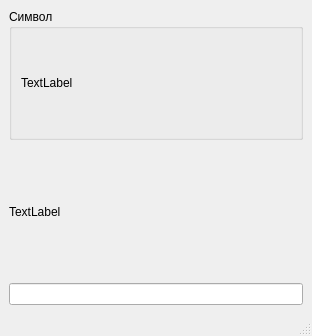
First picture: the form in gui.ui, repository Apazidii/Hangul_tutor, before the edit.
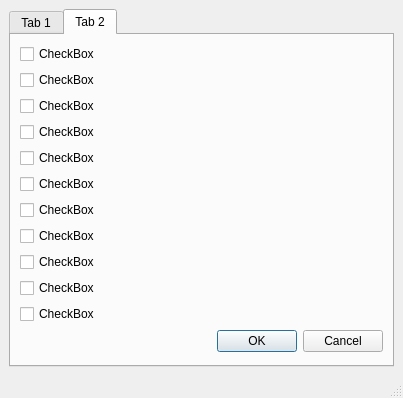
Second picture: the form after the edit.

```diff
--- a/gui.ui
+++ b/gui.ui
@@ -6,8 +6,8 @@
    <rect>
     <x>0</x>
     <y>0</y>
-    <width>312</width>
-    <height>336</height>
+    <width>403</width>
+    <height>398</height>
    </rect>
   </property>
   <property name="windowTitle">
@@ -16,31 +16,123 @@
   <widget class="QWidget" name="centralwidget">
    <layout class="QVBoxLayout" name="verticalLayout">
     <item>
-     <widget class="QGroupBox" name="groupBox">
-      <property name="title">
-       <string>Символ</string>
+     <widget class="QTabWidget" name="tabWidget">
+      <property name="currentIndex">
+       <number>1</number>
       </property>
-      <layout class="QVBoxLayout" name="verticalLayout_2">
-       <item>
-        <widget class="QLabel" name="label">
-         <property name="text">
-          <string>TextLabel</string>
-         </property>
-        </widget>
-       </item>
-      </layout>
+      <widget class="QWidget" name="tab">
+       <attribute name="title">
+        <string>Tab 1</string>
+       </attribute>
+       <layout class="QVBoxLayout" name="verticalLayout_2">
+        <item>
+         <widget class="QTextBrowser" name="textBrowser"/>
+        </item>
+        <item>
+         <widget class="QLabel" name="label_2">
+          <property name="text">
+           <string>TextLabel</string>
+          </property>
+         </widget>
+        </item>
+        <item>
+         <widget class="QLineEdit" name="lineEdit"/>
+        </item>
+       </layout>
+      </widget>
+      <widget class="QWidget" name="tab_2">
+       <attribute name="title">
+        <string>Tab 2</string>
+       </attribute>
+       <layout class="QVBoxLayout" name="verticalLayout_3">
+        <item>
+         <widget class="QCheckBox" name="checkBox">
+          <property name="text">
+           <string>CheckBox</string>
+          </property>
+         </widget>
+        </item>
+        <item>
+         <widget class="QCheckBox" name="checkBox_2">
+          <property name="text">
+           <string>CheckBox</string>
+          </property>
+         </widget>
+        </item>
+        <item>
+         <widget class="QCheckBox" name="checkBox_3">
+          <property name="text">
+           <string>CheckBox</string>
+          </property>
+         </widget>
+        </item>
+        <item>
+         <widget class="QCheckBox" name="checkBox_4">
+          <property name="text">
+           <string>CheckBox</string>
+          </property>
+         </widget>
+        </item>
+        <item>
+         <widget class="QCheckBox" name="checkBox_5">
+          <property name="text">
+           <string>CheckBox</string>
+          </property>
+         </widget>
+        </item>
+        <item>
+         <widget class="QCheckBox" name="checkBox_6">
+          <property name="text">
+           <string>CheckBox</string>
+          </property>
+         </widget>
+        </item>
+        <item>
+         <widget class="QCheckBox" name="checkBox_7">
+          <property name="text">
+           <string>CheckBox</string>
+          </property>
+         </widget>
+        </item>
+        <item>
+         <widget class="QCheckBox" name="checkBox_8">
+          <property name="text">
+           <string>CheckBox</string>
+          </property>
+         </widget>
+        </item>
+        <item>
+         <widget class="QCheckBox" name="checkBox_9">
+          <property name="text">
+           <string>CheckBox</string>
+          </property>
+         </widget>
+        </item>
+        <item>
+         <widget class="QCheckBox" name="checkBox_10">
+          <property name="text">
+           <string>CheckBox</string>
+          </property>
+         </widget>
+        </item>
+        <item>
+         <widget class="QCheckBox" name="checkBox_11">
+          <property name="text">
+           <string>CheckBox</string>
+          </property>
+         </widget>
+        </item>
+        <item>
+         <widget class="QDialogButtonBox" name="buttonBox">
+          <property name="standardButtons">
+           <set>QDialogButtonBox::Cancel|QDialogButtonBox::Ok</set>
+          </property>
+         </widget>
+        </item>
+       </layout>
+      </widget>
      </widget>
     </item>
-    <item>
-     <widget class="QLabel" name="label_2">
-      <property name="text">
-       <string>TextLabel</string>
-      </property>
-     </widget>
-    </item>
-    <item>
-     <widget class="QLineEdit" name="lineEdit"/>
-    </item>
    </layout>
   </widget>
   <widget class="QMenuBar" name="menubar">
```
Left out of the diff: 2 changed lines with no effect on the pictures.
